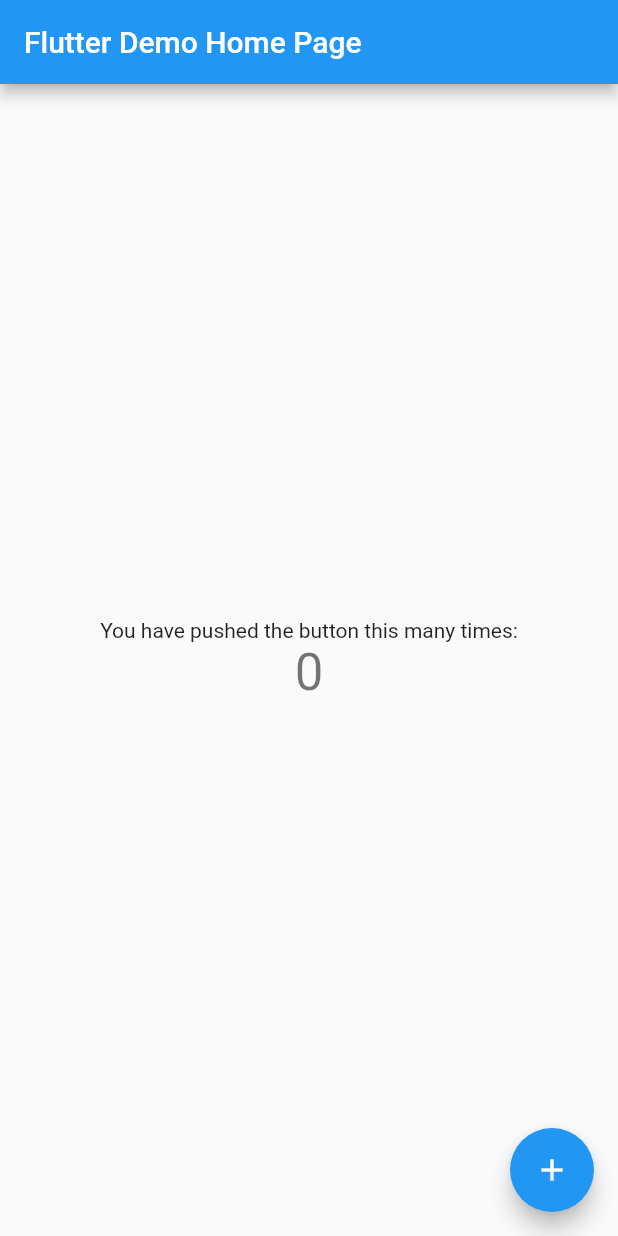
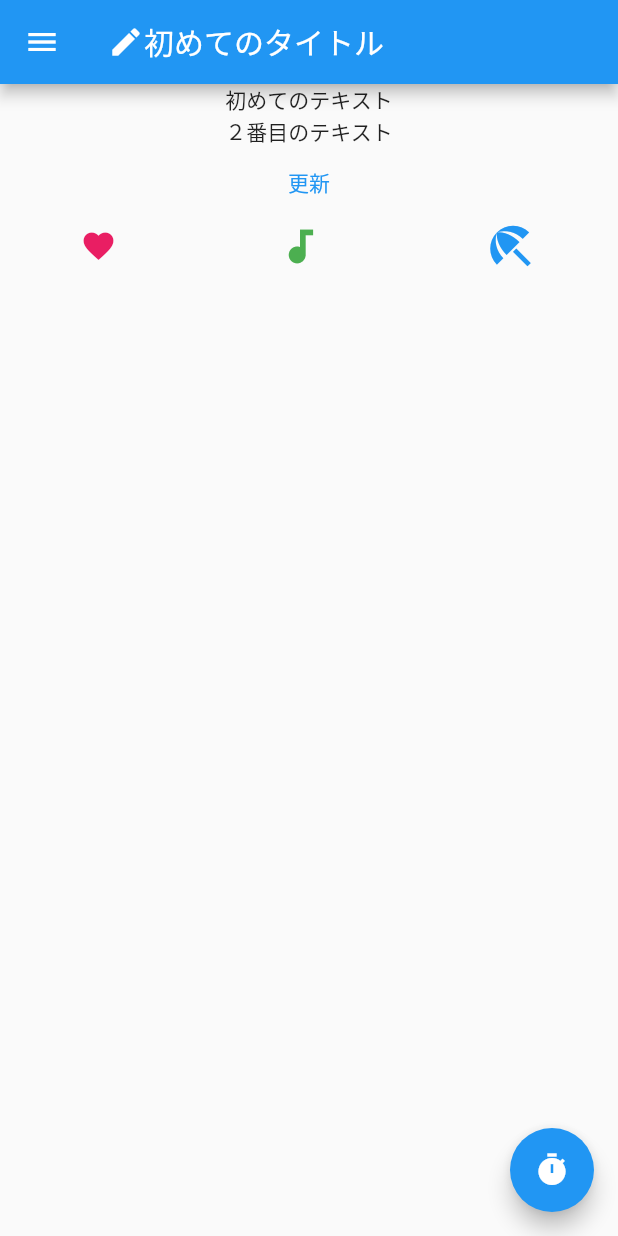
Before and after one commit to sakakidai/flutter_tutorial1, a Flutter app: the screen it shows after launch, on a phone screen of 412 x 824 dp. Run offline on Flutter 3.47's test engine with Material 2 defaults, Android fonts, the phone set to English and light mode, and no system bars.

Commit message:
tutorial1 fix main.dart

```diff
--- a/lib/main.dart
+++ b/lib/main.dart
@@ -7,21 +7,11 @@ void main() {
 class MyApp extends StatelessWidget {
   const MyApp({Key? key}) : super(key: key);
 
-  // This widget is the root of your application.
   @override
   Widget build(BuildContext context) {
     return MaterialApp(
       title: 'Flutter Demo',
       theme: ThemeData(
-        // This is the theme of your application.
-        //
-        // Try running your application with "flutter run". You'll see the
-        // application has a blue toolbar. Then, without quitting the app, try
-        // changing the primarySwatch below to Colors.green and then invoke
-        // "hot reload" (press "r" in the console where you ran "flutter run",
-        // or simply save your changes to "hot reload" in a Flutter IDE).
-        // Notice that the counter didn't reset back to zero; the application
-        // is not restarted.
         primarySwatch: Colors.blue,
       ),
       home: const MyHomePage(title: 'Flutter Demo Home Page'),
@@ -31,16 +21,6 @@ class MyApp extends StatelessWidget {
 
 class MyHomePage extends StatefulWidget {
   const MyHomePage({Key? key, required this.title}) : super(key: key);
-
-  // This widget is the home page of your application. It is stateful, meaning
-  // that it has a State object (defined below) that contains fields that affect
-  // how it looks.
-
-  // This class is the configuration for the state. It holds the values (in this
-  // case the title) provided by the parent (in this case the App widget) and
-  // used by the build method of the State. Fields in a Widget subclass are
-  // always marked "final".
-
   final String title;
 
   @override
@@ -48,68 +28,52 @@ class MyHomePage extends StatefulWidget {
 }
 
 class _MyHomePageState extends State<MyHomePage> {
-  int _counter = 0;
-
-  void _incrementCounter() {
-    setState(() {
-      // This call to setState tells the Flutter framework that something has
-      // changed in this State, which causes it to rerun the build method below
-      // so that the display can reflect the updated values. If we changed
-      // _counter without calling setState(), then the build method would not be
-      // called again, and so nothing would appear to happen.
-      _counter++;
-    });
-  }
-
   @override
   Widget build(BuildContext context) {
-    // This method is rerun every time setState is called, for instance as done
-    // by the _incrementCounter method above.
-    //
-    // The Flutter framework has been optimized to make rerunning build methods
-    // fast, so that you can just rebuild anything that needs updating rather
-    // than having to individually change instances of widgets.
     return Scaffold(
       appBar: AppBar(
-        // Here we take the value from the MyHomePage object that was created by
-        // the App.build method, and use it to set our appbar title.
-        title: Text(widget.title),
-      ),
-      body: Center(
-        // Center is a layout widget. It takes a single child and positions it
-        // in the middle of the parent.
-        child: Column(
-          // Column is also a layout widget. It takes a list of children and
-          // arranges them vertically. By default, it sizes itself to fit its
-          // children horizontally, and tries to be as tall as its parent.
-          //
-          // Invoke "debug painting" (press "p" in the console, choose the
-          // "Toggle Debug Paint" action from the Flutter Inspector in Android
-          // Studio, or the "Toggle Debug Paint" command in Visual Studio Code)
-          // to see the wireframe for each widget.
-          //
-          // Column has various properties to control how it sizes itself and
-          // how it positions its children. Here we use mainAxisAlignment to
-          // center the children vertically; the main axis here is the vertical
-          // axis because Columns are vertical (the cross axis would be
-          // horizontal).
-          mainAxisAlignment: MainAxisAlignment.center,
-          children: <Widget>[
-            const Text(
-              'You have pushed the button this many times:',
-            ),
-            Text(
-              '$_counter',
-              style: Theme.of(context).textTheme.headline4,
-            ),
+        title: Row(
+          children: const [
+            Icon(Icons.create),
+            Text("初めてのタイトル"),
           ],
         ),
       ),
+      drawer: const Drawer(child: Center(child: Text("Drawer"))),
+      body: Column(
+        children: [
+          const Text("初めてのテキスト"),
+          const Text("２番目のテキスト"),
+          TextButton(
+            onPressed: () => {print("ボタンがおされたよ")},
+            child: const Text("更新"),
+          ),
+          Row(
+            mainAxisAlignment: MainAxisAlignment.spaceAround,
+            children: const [
+              Icon(
+                Icons.favorite,
+                color: Colors.pink,
+                size: 24.0,
+              ),
+              Icon(
+                Icons.audiotrack,
+                color: Colors.green,
+                size: 30.0,
+              ),
+              Icon(
+                Icons.beach_access,
+                color: Colors.blue,
+                size: 36.0,
+              ),
+            ],
+          )
+        ],
+      ),
       floatingActionButton: FloatingActionButton(
-        onPressed: _incrementCounter,
-        tooltip: 'Increment',
-        child: const Icon(Icons.add),
-      ), // This trailing comma makes auto-formatting nicer for build methods.
+        onPressed: () => {print("押したね？")},
+        child: const Icon(Icons.timer),
+      ),
     );
   }
 }
```
